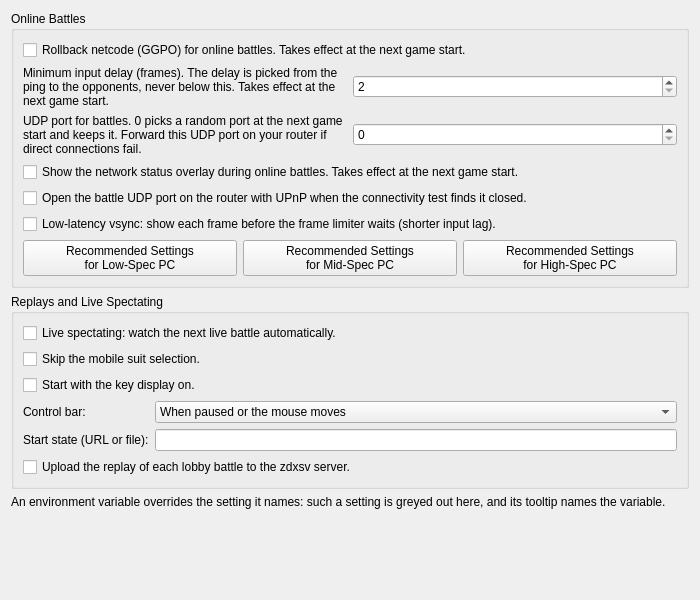
Old version of the form pcsx2-qt/Settings/ZdxsvSettingsWidget.ui in the repository inada-s/pcsx2.
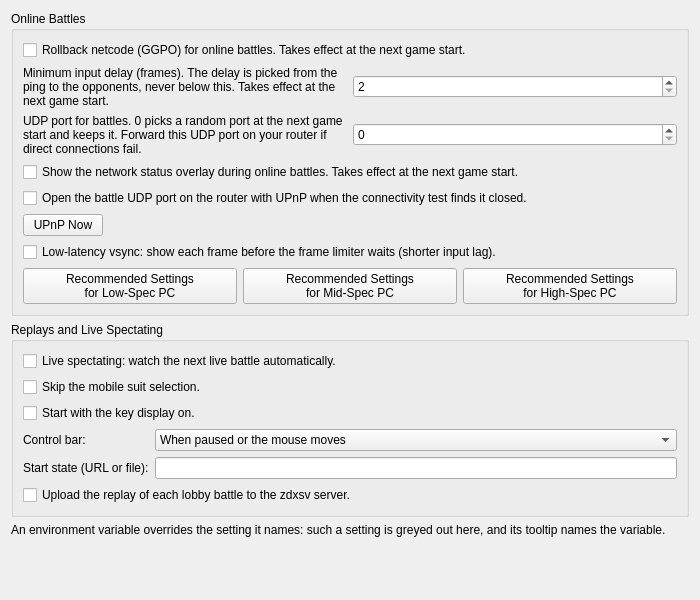
New version of the form.

Commit message: Zdxsv: UPnP Now button on Settings -> zdxsv maps the battle port at once

```diff
--- a/pcsx2-qt/Settings/ZdxsvSettingsWidget.ui
+++ b/pcsx2-qt/Settings/ZdxsvSettingsWidget.ui
@@ -95,6 +95,27 @@
         </property>
        </widget>
       </item>
+      <item>
+       <layout class="QHBoxLayout" name="zdxsvUPnPNowLayout">
+        <item>
+         <widget class="QPushButton" name="zdxsvUPnPNow">
+          <property name="text">
+           <string>UPnP Now</string>
+          </property>
+         </widget>
+        </item>
+        <item>
+         <widget class="QLabel" name="zdxsvUPnPResult">
+          <property name="sizePolicy">
+           <sizepolicy hsizetype="Expanding" vsizetype="Preferred">
+            <horstretch>0</horstretch>
+            <verstretch>0</verstretch>
+           </sizepolicy>
+          </property>
+         </widget>
+        </item>
+       </layout>
+      </item>
       <item>
        <widget class="QCheckBox" name="zdxsvLowLatencyVsync">
         <property name="text">
```
The commit also changes 8 other files.
